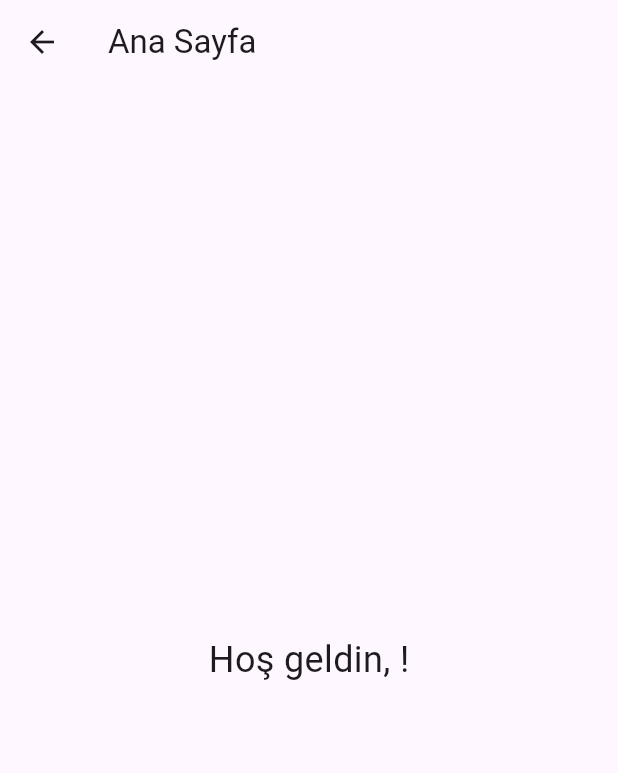
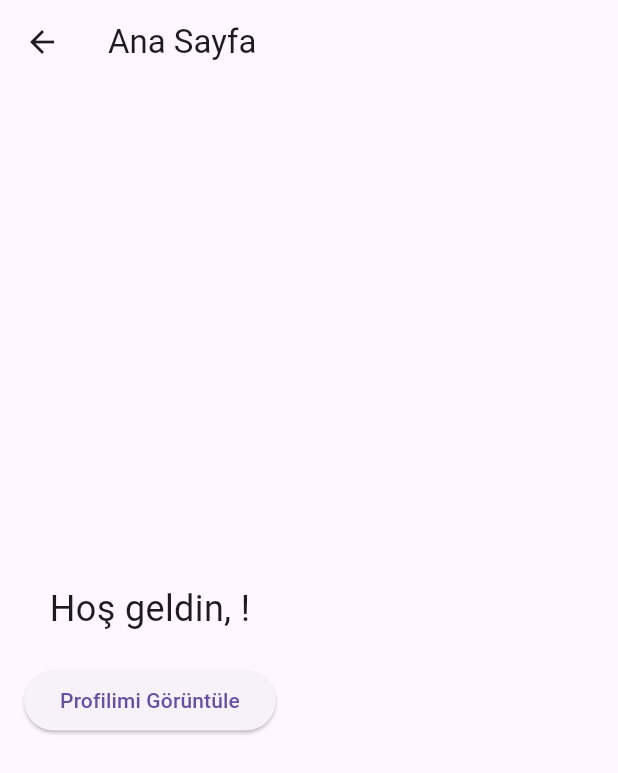
Before and after one commit to BusraEbrar-2/merge-deneme-projesi, a Flutter app: the HomeScreen screen opened directly with empty values, on a phone screen of 412 x 824 dp. Shown: the top 773 px of the screen. Run offline on Flutter 3.47's test engine with Material 3 defaults, Android fonts, the phone set to English and light mode, and no system bars.

Commit message:
commituser2

```diff
--- a/lib/home_screen.dart
+++ b/lib/home_screen.dart
@@ -1,4 +1,5 @@
 import 'package:flutter/material.dart';
+import 'profile_screen.dart';
 
 class HomeScreen extends StatelessWidget {
   final String username;
@@ -9,8 +10,27 @@ class HomeScreen extends StatelessWidget {
   Widget build(BuildContext context) {
     return Scaffold(
       appBar: AppBar(title: Text('Ana Sayfa')),
-      body: Center(
-        child: Text('Hoş geldin, $username!', style: TextStyle(fontSize: 24)),
+      body: Padding(
+        padding: EdgeInsets.all(16.0),
+        child: Column(
+          mainAxisAlignment: MainAxisAlignment.center,
+          children: [
+            Text('Hoş geldin, $username!', style: TextStyle(fontSize: 24)),
+            SizedBox(height: 20),
+            ElevatedButton(
+              onPressed: () {
+                // Profil ekranına geçiş
+                Navigator.push(
+                  context,
+                  MaterialPageRoute(
+                    builder: (context) => ProfileScreen(username: username),
+                  ),
+                );
+              },
+              child: Text('Profilimi Görüntüle'),
+            ),
+          ],
+        ),
       ),
     );
   }
```
Also changed, not shown: lib/profile_screen.dart (added, +33 -0 lines).
